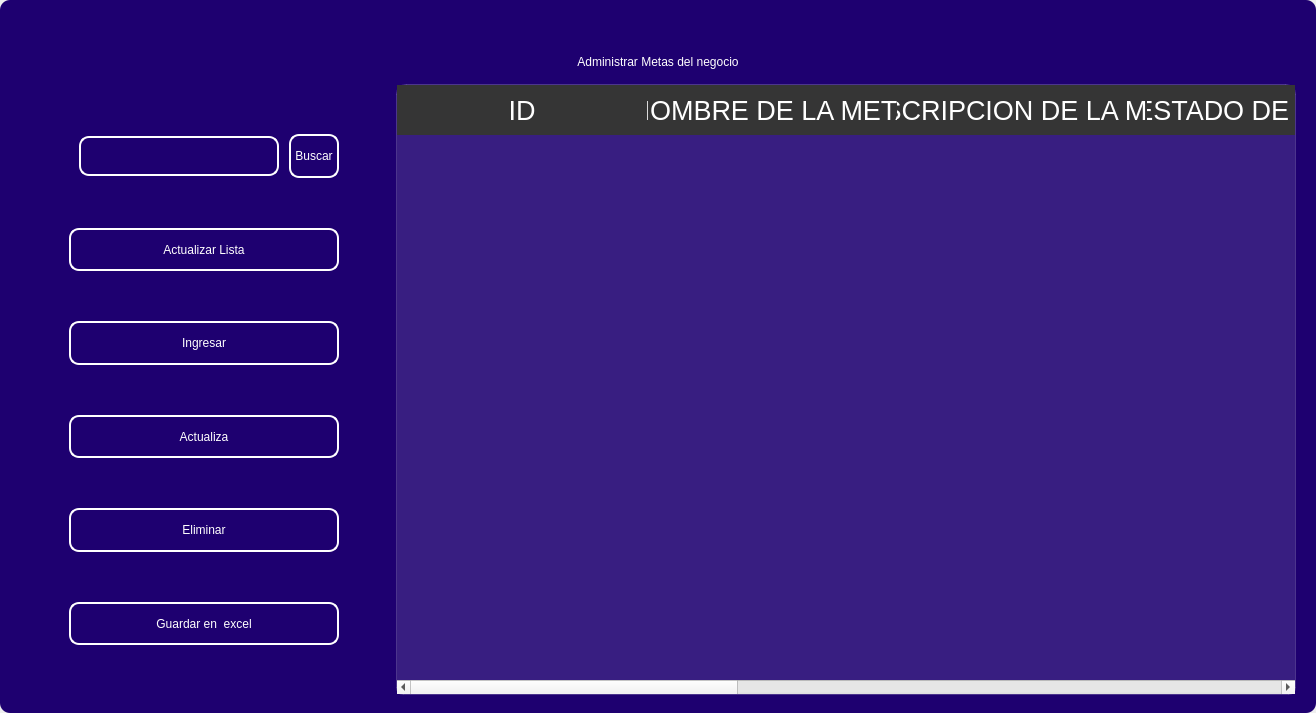
Qt form design/standar/maingoal0.ui (codemiguel-dev/ERP-EmprendeSoft-Desktop) before a commit.
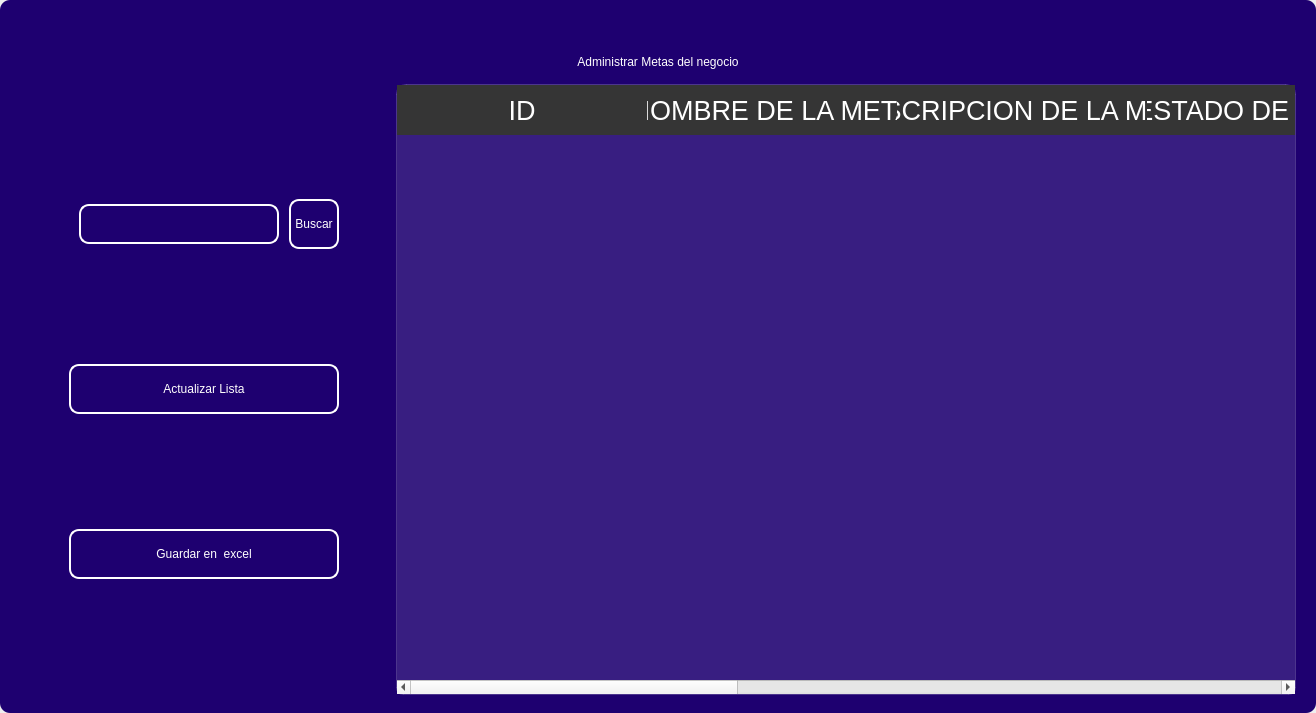
The same form after that commit. Icons and pictures are not drawn.

The edit to the form file:
```diff
--- a/design/standar/maingoal0.ui
+++ b/design/standar/maingoal0.ui
@@ -549,138 +549,6 @@
               </property>
              </widget>
             </item>
-            <item>
-             <widget class="QPushButton" name="btn_add">
-              <property name="minimumSize">
-               <size>
-                <width>0</width>
-                <height>40</height>
-               </size>
-              </property>
-              <property name="maximumSize">
-               <size>
-                <width>300</width>
-                <height>50</height>
-               </size>
-              </property>
-              <property name="cursor">
-               <cursorShape>PointingHandCursor</cursorShape>
-              </property>
-              <property name="styleSheet">
-               <string notr="true">QPushButton{
-border-radius:10px; 
-font: 12pt &quot;Arial&quot;;
-color: rgb(255, 255, 254);
-border: 2px solid #ffffff;
-}
-
-QPushButton:hover{
-border-radius:10px; 
-font: 12pt &quot;Arial&quot;;
-color: rgb(255, 255, 255);
-border: 2px solid rgb(120, 0, 171);
-	background-color: rgb(120, 0, 171);
-}</string>
-              </property>
-              <property name="text">
-               <string>Ingresar</string>
-              </property>
-              <property name="iconSize">
-               <size>
-                <width>35</width>
-                <height>35</height>
-               </size>
-              </property>
-             </widget>
-            </item>
-            <item>
-             <widget class="QPushButton" name="btn_update">
-              <property name="minimumSize">
-               <size>
-                <width>0</width>
-                <height>40</height>
-               </size>
-              </property>
-              <property name="maximumSize">
-               <size>
-                <width>300</width>
-                <height>50</height>
-               </size>
-              </property>
-              <property name="cursor">
-               <cursorShape>PointingHandCursor</cursorShape>
-              </property>
-              <property name="styleSheet">
-               <string notr="true">QPushButton{
-border-radius:10px; 
-font: 12pt &quot;Arial&quot;;
-color: rgb(255, 255, 254);
-border: 2px solid #ffffff;
-}
-
-QPushButton:hover{
-border-radius:10px; 
-font: 12pt &quot;Arial&quot;;
-color: rgb(255, 255, 255);
-border: 2px solid rgb(120, 0, 171);
-	background-color: rgb(120, 0, 171);
-}</string>
-              </property>
-              <property name="text">
-               <string>Actualiza</string>
-              </property>
-              <property name="iconSize">
-               <size>
-                <width>35</width>
-                <height>35</height>
-               </size>
-              </property>
-             </widget>
-            </item>
-            <item>
-             <widget class="QPushButton" name="btn_delete">
-              <property name="minimumSize">
-               <size>
-                <width>0</width>
-                <height>40</height>
-               </size>
-              </property>
-              <property name="maximumSize">
-               <size>
-                <width>300</width>
-                <height>50</height>
-               </size>
-              </property>
-              <property name="cursor">
-               <cursorShape>PointingHandCursor</cursorShape>
-              </property>
-              <property name="styleSheet">
-               <string notr="true">QPushButton{
-border-radius:10px; 
-font: 12pt &quot;Arial&quot;;
-color: rgb(255, 255, 254);
-border: 2px solid #ffffff;
-}
-
-QPushButton:hover{
-border-radius:10px; 
-font: 12pt &quot;Arial&quot;;
-color: rgb(255, 255, 255);
-border: 2px solid rgb(120, 0, 171);
-	background-color: rgb(120, 0, 171);
-}</string>
-              </property>
-              <property name="text">
-               <string>Eliminar</string>
-              </property>
-              <property name="iconSize">
-               <size>
-                <width>35</width>
-                <height>35</height>
-               </size>
-              </property>
-             </widget>
-            </item>
             <item>
              <widget class="QPushButton" name="btn_excel">
               <property name="minimumSize">
```
